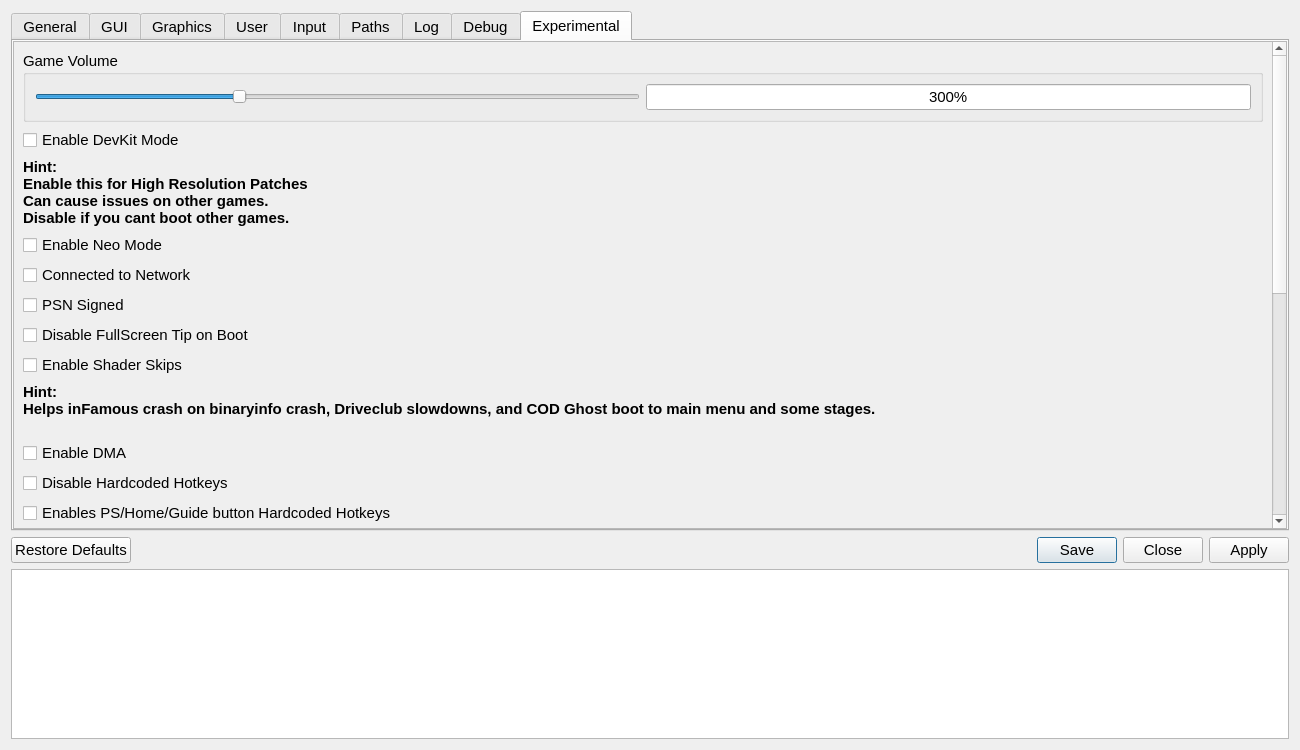
This is src/qt_gui/settings_dialog.ui in diegolix29/shadPS4 as Qt 5 draws it before an edit. The edited form follows.
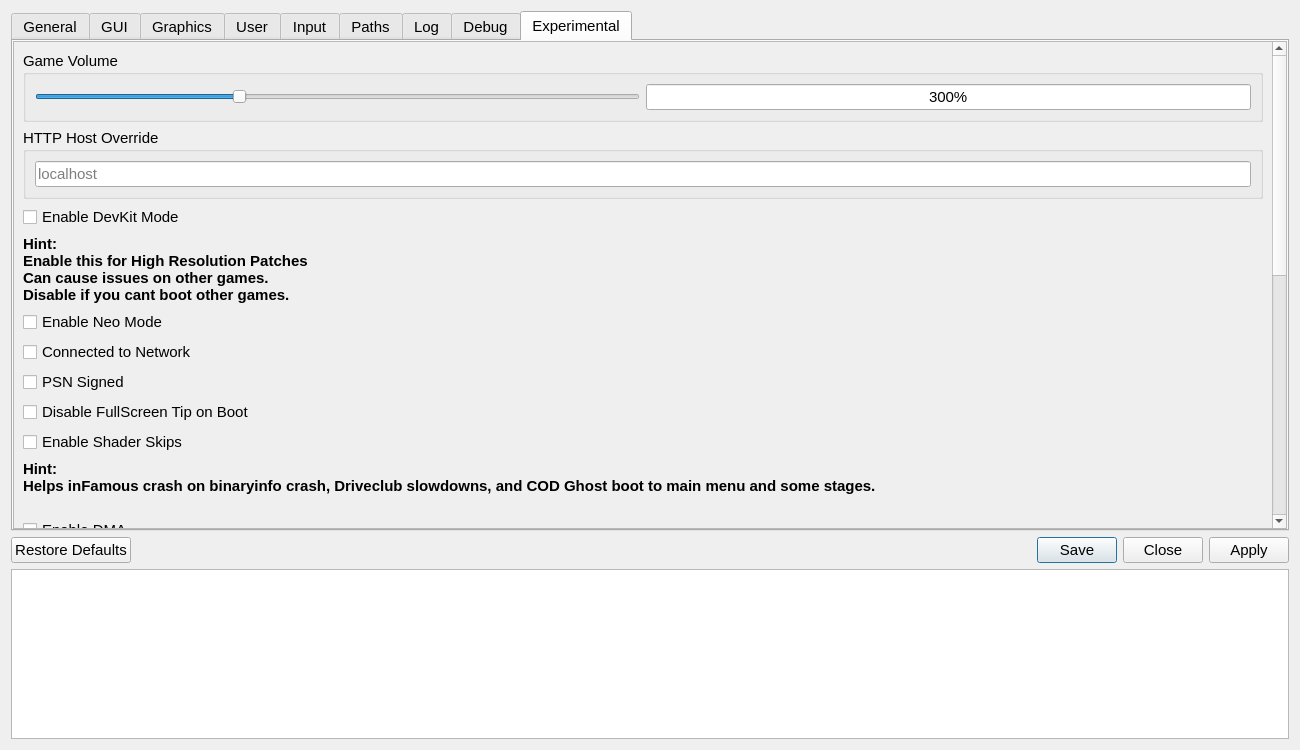
This is the edited form. The open tabs and pages were chosen to show the change. Icons and pictures are not drawn.

Commit message: Adding local host override box inside Experimental Tab

```diff
--- a/src/qt_gui/settings_dialog.ui
+++ b/src/qt_gui/settings_dialog.ui
@@ -2721,6 +2721,23 @@
 									</widget>
 								</item>
 
+								<item>
+									<widget class="QGroupBox" name="httpHostGroup">
+										<property name="title">
+											<string>HTTP Host Override</string>
+										</property>
+										<layout class="QHBoxLayout" name="httpHostLayout">
+											<item>
+												<widget class="QLineEdit" name="httpHostOverrideLineEdit">
+													<property name="placeholderText">
+														<string>localhost</string>
+													</property>
+												</widget>
+											</item>
+										</layout>
+									</widget>
+								</item>
+
 								<item>
 									<widget class="QCheckBox" name="isDevKitCheckBox">
 										<property name="text">
```
The commit also changes 7 other files.
